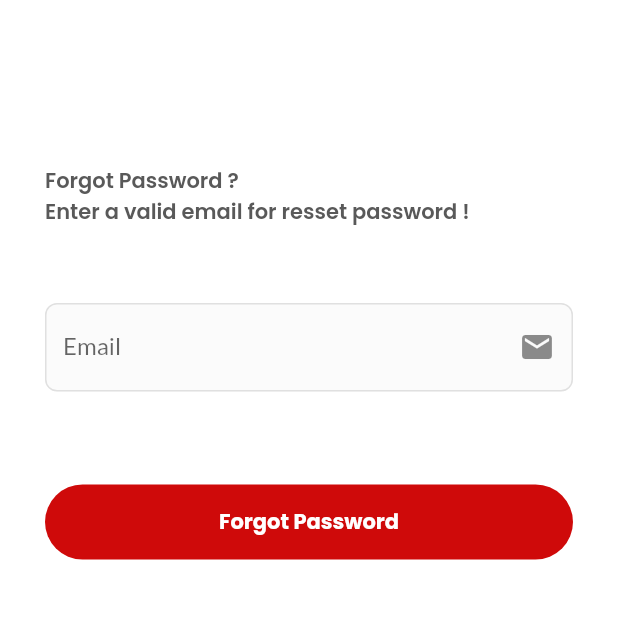
After one commit to Ridhorezi/posrant, a Flutter app: the ForgotView screen opened directly, on a phone screen of 412 x 824 dp, the top half of it. The commit adds this screen. Run offline on Flutter 3.47's test engine with Material 2 defaults, Android fonts, the phone set to English and light mode, and no system bars; our stand-ins replace cached_network_image, carousel_slider, cloud_firestore, dio, file_picker, firebase_auth and 13 more; missing offline and left inert: faker_dart; accounts and stored records are empty.

Commit message:
implement update, delete, search product, and prepare forgot password

```diff
--- a/lib/core.dart
+++ b/lib/core.dart
@@ -18,6 +18,8 @@ export 'package:posrant/module/profile/controller/profile_controller.dart';
 export 'package:posrant/module/profile/view/profile_view.dart';
 export 'package:posrant/module/auth/controller/login_controller.dart';
 export 'package:posrant/module/auth/view/login_view.dart';
+export 'package:posrant/module/auth/controller/forgot_controller.dart';
+export 'package:posrant/module/auth/view/forgot_view.dart';
 export 'package:posrant/module/product_form/controller/product_form_controller.dart';
 export 'package:posrant/module/product_form/view/product_form_view.dart';
 export 'package:posrant/module/product_list/controller/product_list_controller.dart';
--- /dev/null
+++ b/lib/module/auth/controller/forgot_controller.dart
@@ -0,0 +1,20 @@
+import 'package:flutter/material.dart';
+import 'package:posrant/state_util.dart';
+import '../view/forgot_view.dart';
+
+class ForgotController extends State<ForgotView> implements MvcController {
+  static late ForgotController instance;
+  late ForgotView view;
+
+  @override
+  void initState() {
+    instance = this;
+    super.initState();
+  }
+
+  @override
+  void dispose() => super.dispose();
+
+  @override
+  Widget build(BuildContext context) => widget.build(context, this);
+}
--- a/lib/module/auth/controller/login_controller.dart
+++ b/lib/module/auth/controller/login_controller.dart
@@ -24,8 +24,8 @@ class LoginController extends State<LoginView> implements MvcController {
   @override
   Widget build(BuildContext context) => widget.build(context, this);
 
-  String email = "admin@demo.com";
-  String password = "12345678";
+  String email = "19210471@bsi.ac.id";
+  String password = "password";
 
   doLogin() async {
     showLoading();
--- /dev/null
+++ b/lib/module/auth/view/forgot_view.dart
@@ -0,0 +1,65 @@
+// ignore_for_file: unnecessary_import
+
+import 'package:flutter/material.dart';
+import 'package:posrant/core.dart';
+import 'package:posrant/module/auth/utility/font_size.dart';
+import 'package:posrant/module/auth/utility/theme_colors.dart';
+import 'package:posrant/module/auth/widget/main_button.dart';
+import '../controller/forgot_controller.dart';
+
+class ForgotView extends StatefulWidget {
+  const ForgotView({Key? key}) : super(key: key);
+
+  Widget build(context, ForgotController controller) {
+    controller.view = this;
+
+    return Scaffold(
+      body: SafeArea(
+        child: Padding(
+          padding: const EdgeInsets.fromLTRB(30, 60, 30, 30),
+          child: SingleChildScrollView(
+            child: Column(
+              crossAxisAlignment: CrossAxisAlignment.start,
+              children: [
+                Padding(
+                  padding: const EdgeInsets.only(top: 50),
+                  child: Text(
+                    "Forgot Password ? \nEnter a valid email for resset password !",
+                    style: GoogleFonts.poppins(
+                      color: ThemeColors.greyTextColor,
+                      fontSize: FontSize.medium,
+                      fontWeight: FontWeight.w600,
+                    ),
+                  ),
+                ),
+                const SizedBox(height: 50),
+                Form(
+                  child: Column(
+                    children: [
+                      QTextField(
+                        label: "Email",
+                        hint: "Enter email",
+                        validator: Validator.email,
+                        suffixIcon: Icons.email,
+                        value: null,
+                        onChanged: (value) {},
+                      ),
+                      const SizedBox(
+                        height: 50,
+                      ),
+                      MainButton(text: 'Forgot Password', onTap: () {}),
+                      const SizedBox(height: 16),
+                    ],
+                  ),
+                ),
+              ],
+            ),
+          ),
+        ),
+      ),
+    );
+  }
+
+  @override
+  State<ForgotView> createState() => ForgotController();
+}
--- a/lib/module/auth/view/login_view.dart
+++ b/lib/module/auth/view/login_view.dart
@@ -31,7 +31,7 @@ class LoginView extends StatefulWidget {
                 Padding(
                   padding: const EdgeInsets.only(top: 7),
                   child: Text(
-                    "Hi, Welcome to posrant The Food 🥘\n Sign in to continue ➡️",
+                    "Hi, Welcome to posrant The Food \nSign in to continue ➡️",
                     style: GoogleFonts.poppins(
                       color: ThemeColors.greyTextColor,
                       fontSize: FontSize.medium,
@@ -67,6 +67,8 @@ class LoginView extends StatefulWidget {
                         alignment: Alignment.centerRight,
                         child: Padding(
                           padding: const EdgeInsets.only(top: 12),
+                          child: InkWell(
+                            onTap: () => Get.to(const ForgotView()),
                             child: Text(
                               "Forgot password?",
                               style: GoogleFonts.poppins(
@@ -74,6 +76,7 @@ class LoginView extends StatefulWidget {
                                 fontSize: FontSize.medium,
                                 fontWeight: FontWeight.w600,
                                 decoration: TextDecoration.underline,
+                              ),
                             ),
                           ),
                         ),
--- a/lib/module/product_form/view/product_form_view.dart
+++ b/lib/module/product_form/view/product_form_view.dart
@@ -6,14 +6,15 @@ import 'package:posrant/shared/util/validator/validator.dart';
 import '../controller/product_form_controller.dart';
 
 class ProductFormView extends StatefulWidget {
-  const ProductFormView({Key? key}) : super(key: key);
+  final Map? item;
+  const ProductFormView({Key? key, this.item}) : super(key: key);
 
   Widget build(context, ProductFormController controller) {
     controller.view = this;
 
     return Scaffold(
       appBar: AppBar(
-        title: const Text("ProductForm"),
+        title: const Text("Product Form"),
         actions: const [],
       ),
       body: SingleChildScrollView(
--- a/lib/service/auth_service/auth_service.dart
+++ b/lib/service/auth_service/auth_service.dart
@@ -19,4 +19,14 @@ class AuthService {
       throw Exception();
     }
   }
+
+  Future<void> forgotPassword({required String email}) async {
+    try {
+      await FirebaseAuth.instance.sendPasswordResetEmail(email: email);
+    } on FirebaseAuthException catch (e) {
+      throw Exception(e.message);
+    } catch (e) {
+      throw Exception('Failed to send reset password email');
+    }
+  }
 }
```
Also changed, not shown: lib/module/dashboard/view/dashboard_view.dart (+1 -15 lines), lib/module/product_form/controller/product_form_controller.dart (+32 -2 lines), lib/module/product_list/controller/product_list_controller.dart (+42 -0 lines), lib/module/product_list/view/product_list_view.dart (+103 -12 lines), lib/service/product_service/product_service.dart (+33 -0 lines), lib/shared/widget/item_dismissible/item_dismissible.dart (added, +70 -0 lines). Lines whose indentation alone changed are shown as unchanged.
